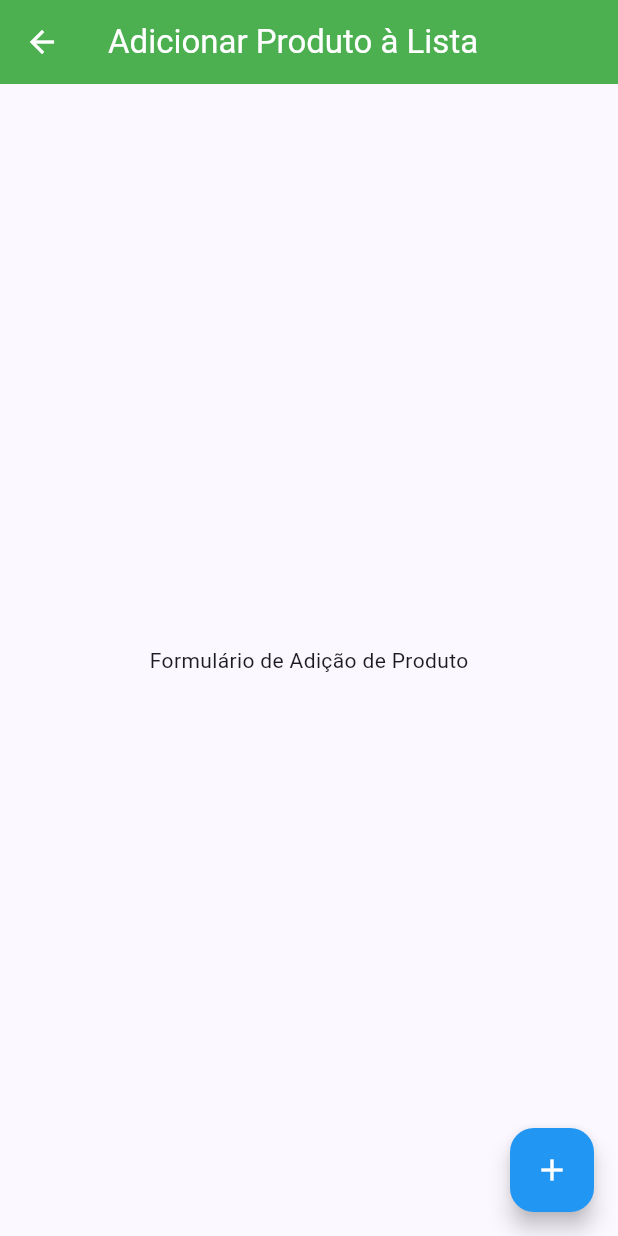
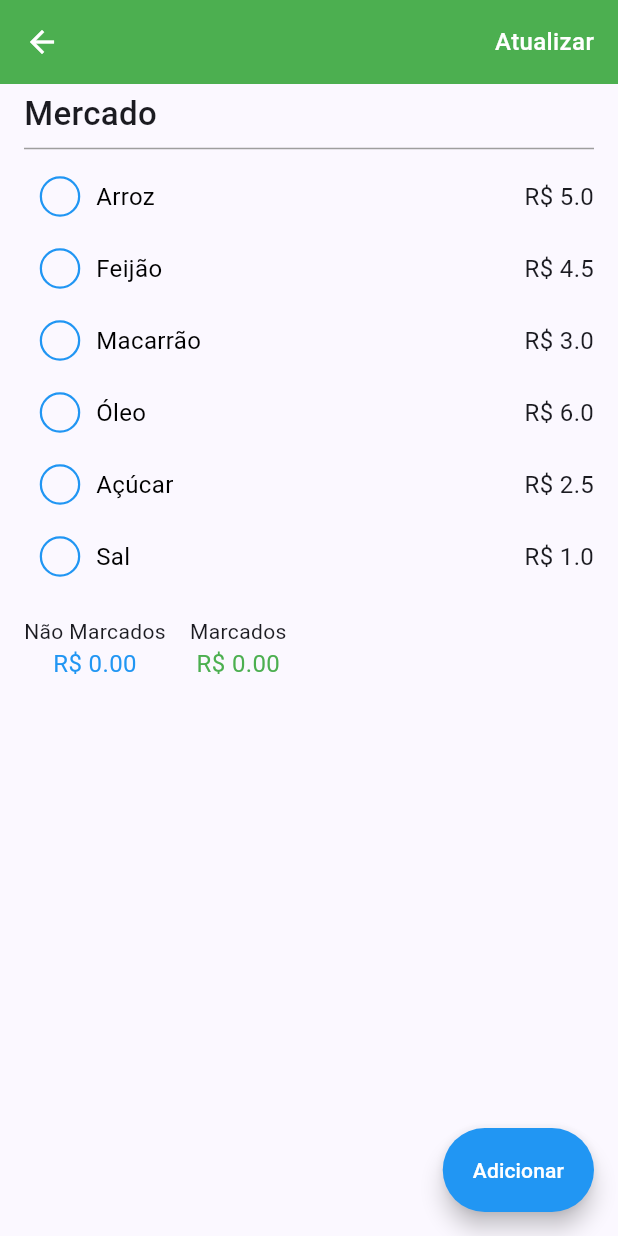
Before and after one commit to Leokrindges/lista_de_compras, a Flutter app: the AddListProduct screen opened directly, on a phone screen of 412 x 824 dp. Run offline on Flutter 3.47's test engine with Material 3 defaults, Android fonts, the phone set to English and light mode, and no system bars.

Commit message:
feat: refactor AddListProduct to StatefulWidget, enhance UI with product list and update functionality

```diff
--- /dev/null
+++ b/lib/models/product.model.dart
@@ -0,0 +1,11 @@
+class Product {
+  String name;
+  double price;
+  bool isChecked;
+
+  Product({required this.name, required this.price}) : isChecked = false;
+
+  changeChecked(bool isChecked) {
+    this.isChecked = isChecked;
+  }
+}
--- a/lib/models/shopping_list.model.dart
+++ b/lib/models/shopping_list.model.dart
@@ -1,5 +1,8 @@
+import 'package:lista_de_compras/models/product.model.dart';
+
 class ShoppingList {
   String name;
+  List<Product> products = [];
 
   ShoppingList({required this.name});
 }
--- a/lib/pages/add_list_product.page.dart
+++ b/lib/pages/add_list_product.page.dart
@@ -1,16 +1,124 @@
 import 'package:flutter/material.dart';
+import 'package:lista_de_compras/models/product.model.dart';
 
-class AddListProduct extends StatelessWidget {
+class AddListProduct extends StatefulWidget {
   const AddListProduct({super.key});
+
+  @override
+  State<AddListProduct> createState() => _AddListProductState();
+}
+
+class _AddListProductState extends State<AddListProduct> {
+  final List<Product> products = [
+    Product(name: 'Arroz', price: 5.00),
+    Product(name: 'Feijão', price: 4.50),
+    Product(name: 'Macarrão', price: 3.00),
+    Product(name: 'Óleo', price: 6.00),
+    Product(name: 'Açúcar', price: 2.50),
+    Product(name: 'Sal', price: 1.00),
+  ];
 
   @override
   Widget build(BuildContext context) {
     return Scaffold(
-      appBar: AppBar(title: Text('Adicionar Produto à Lista')),
-      body: const Center(child: Text('Formulário de Adição de Produto')),
-      floatingActionButton: FloatingActionButton(
+      appBar: AppBar(
+        actions: [
+          Padding(
+            padding: const EdgeInsets.symmetric(horizontal: 16.0),
+            child: Text(
+              'Atualizar',
+              style: TextStyle(fontWeight: FontWeight.w500, fontSize: 16),
+            ),
+          ),
+        ],
+      ),
+      body: Padding(
+        padding: const EdgeInsets.symmetric(horizontal: 16.0, vertical: 4.0),
+        child: Column(
+          crossAxisAlignment: CrossAxisAlignment.start,
+          children: [
+            Text(
+              'Mercado',
+              style: TextStyle(fontSize: 22, fontWeight: FontWeight.w500),
+            ),
+            Divider(color: Colors.grey, thickness: 1),
+            Flexible(
+              child: ListView.builder(
+                shrinkWrap: true,
+                itemCount: products.length,
+                itemBuilder: (ctx, index) {
+                  final product = products[index];
+                  return Row(
+                    children: [
+                      Transform.scale(
+                        scale: 1.5,
+                        child: Checkbox(
+                          value: product.isChecked,
+                          onChanged: (value) {
+                            setState(() {
+                              product.isChecked = value!;
+                            });
+                          },
+                          shape: CircleBorder(),
+                          checkColor: Colors.white,
+                          activeColor: Colors.green,
+                          side: BorderSide(color: Colors.blue),
+                        ),
+                      ),
+                      Text(
+                        product.name,
+                        style: TextStyle(
+                          color: product.isChecked ? Colors.grey : Colors.black,
+                          fontSize: 16,
+                          fontWeight: FontWeight.w400,
+                        ),
+                      ),
+                      Spacer(),
+                      Text(
+                        'R\$ ${product.price}',
+                        style: TextStyle(
+                          fontSize: 16,
+                          fontWeight: FontWeight.w400,
+                        ),
+                      ),
+                    ],
+                  );
+                },
+              ),
+            ),
+            Padding(
+              padding: const EdgeInsets.symmetric(vertical: 16.0),
+              child: Row(
+                children: [
+                  Column(
+                    children: [
+                      Text('Não Marcados'),
+                      Text(
+                        'R\$ 0.00',
+                        style: TextStyle(color: Colors.blue, fontSize: 16),
+                      ),
+                    ],
+                  ),
+                  SizedBox(width: 16),
+                  Column(
+                    children: [
+                      Text('Marcados'),
+                      Text(
+                        'R\$ 0.00',
+                        style: TextStyle(color: Colors.green, fontSize: 16),
+                      ),
+                    ],
+                  ),
+                ],
+              ),
+            ),
+          ],
+        ),
+      ),
+      floatingActionButton: FloatingActionButton.extended(
         onPressed: () {},
-        child: const Icon(Icons.add),
+        label: const Text('Adicionar'),
+        shape: RoundedRectangleBorder(borderRadius: BorderRadius.circular(30)),
       ),
     );
   }
```
